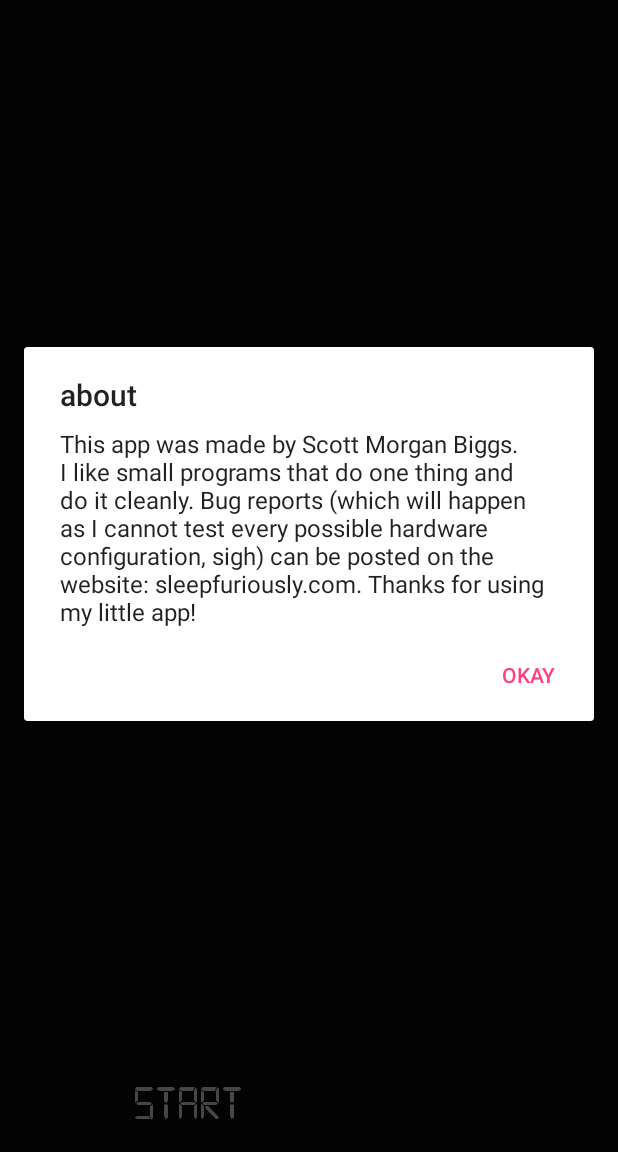
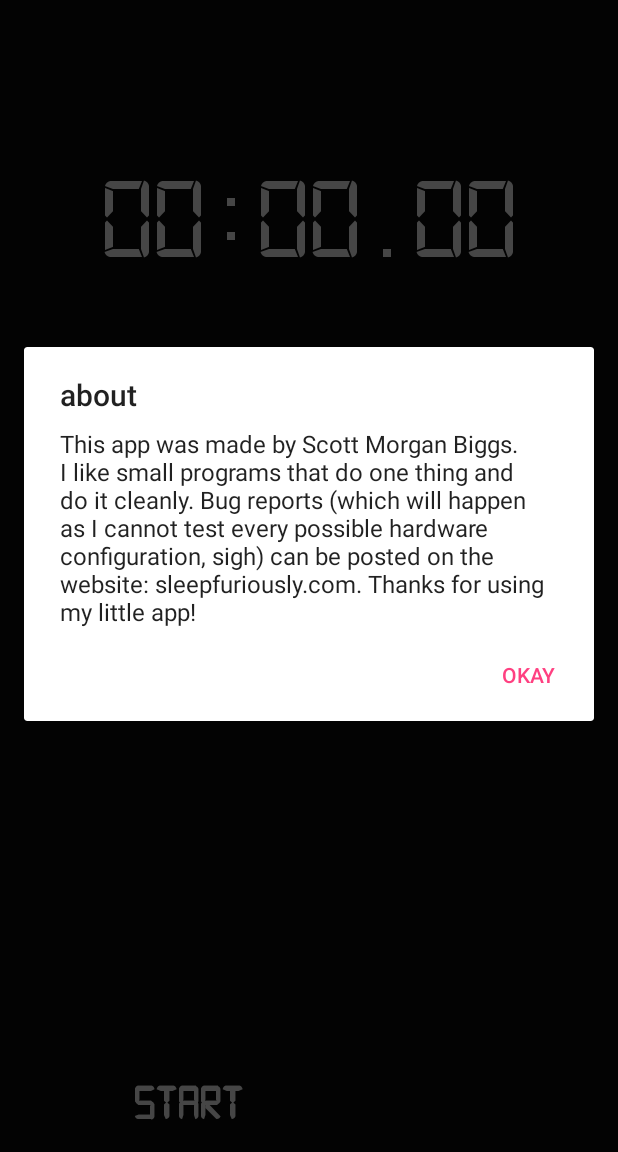
Before and after one commit to scottbiggs/stopwatch2, an Android app: the screen it shows after launch (MainActivity), in the options menu, after a tap on "about", on a phone screen of 412 x 824 dp, the part 84-1236 px from its top. Run offline under Robolectric (Android 15) with nearby library versions, the phone set to English and light mode, and no system bars; pictures from the network do not load.

Commit message:
Text now expands to fill entire width

```diff
--- a/app/src/main/java/sleepfuriously/com/biggsstopwatch2/MainActivity.java
+++ b/app/src/main/java/sleepfuriously/com/biggsstopwatch2/MainActivity.java
@@ -14,6 +14,8 @@ import android.preference.PreferenceManager;
 import android.support.v7.app.AlertDialog;
 import android.support.v7.app.AppCompatActivity;
 import android.os.Bundle;
+import android.util.DisplayMetrics;
+import android.util.Log;
 import android.view.Menu;
 import android.view.MenuItem;
 import android.view.View;
@@ -39,6 +41,9 @@ public class MainActivity extends AppCompatActivity
     private static final String PREFS_SOUND = "sound";
     private static final String PREFS_VIBRATE = "vibrate";
     private static final String PREFS_AWAKE = "awake";
+
+    /** number of chars in the counting string */
+    private static final float NUM_DISPLAY_CHARS = 8f;
 
     //-------------------------
     //  Widgets
@@ -95,6 +100,9 @@ public class MainActivity extends AppCompatActivity
     /** controls sound system */
     SoundManager m_sound_mgr;
 
+    /** Screen dimensions */
+    int mScreenWidth, mScreenHeight, mScreenDensity;
+
 
     //-------------------------
     //  Methods
@@ -113,6 +121,33 @@ public class MainActivity extends AppCompatActivity
 
         m_start_button.setOnClickListener(this);
         m_split_button.setOnClickListener(this);
+
+        // Set the font size of the displays
+        DisplayMetrics displayMetrics = getResources().getDisplayMetrics();
+        mScreenWidth = displayMetrics.widthPixels;
+        mScreenHeight = displayMetrics.heightPixels;
+        mScreenDensity = displayMetrics.densityDpi;
+        float other_density = displayMetrics.density;
+        float sp = m_display1.getTextSize();
+        Log.d(TAG, "width = " + mScreenWidth + ", height = " + mScreenHeight +
+                ", densityDpi = " + mScreenDensity + ", density = " + other_density +
+                ", sp = " + sp);
+
+        int tv_width = m_display1.getWidth();
+        int tv_height = m_display1.getHeight();
+        Log.d (TAG, "tv_width = " + tv_width + ", tv_height = " + tv_height);
+
+        // Calculating the text size.
+        //
+        // the facts:
+        //  8 monospace characters
+        //  They need to fit within mScreenWidth
+        //  so... mScreenWidth / 8 should be the pixels wide for each character
+        //
+        float textsize = ((float)mScreenWidth) / NUM_DISPLAY_CHARS;
+        m_display1.setTextSize(textsize);
+        m_display2.setTextSize(textsize * 0.65f);  // make split time a little smaller
+
 
         // Two notes:
         //	shouldn't this be in onResume?
@@ -556,6 +591,7 @@ public class MainActivity extends AppCompatActivity
                             + (seconds < 10 ? "0" + seconds : seconds)
             );
 
+
         tv.setText(str);
 
     } // update_display (milliseconds)
--- a/app/src/main/res/layout/activity_main.xml
+++ b/app/src/main/res/layout/activity_main.xml
@@ -17,6 +17,7 @@
         android:layout_marginStart="8dp"
         android:text="@string/start"
         android:textSize="@dimen/button_font_size"
+        android:textStyle="bold"
         android:textColor="@color/light_gray"
         android:background="@android:color/transparent"
         android:fontFamily="@font/digital_7_mono"
@@ -30,6 +31,7 @@
         android:layout_height="wrap_content"
         android:layout_marginEnd="8dp"
         android:textSize="@dimen/button_font_size"
+        android:textStyle="bold"
         android:textColor="@color/light_gray"
         android:background="@android:color/transparent"
         android:fontFamily="@font/digital_7_mono"
@@ -37,38 +39,36 @@
         app:layout_constraintEnd_toEndOf="parent"
         app:layout_constraintStart_toEndOf="@+id/butt_1" />
 
+    <!-- This error is in error -->
     <TextView
         android:id="@+id/tv_1"
         android:layout_width="match_parent"
         android:layout_height="wrap_content"
         android:layout_marginBottom="8dp"
-        android:layout_marginEnd="8dp"
-        android:layout_marginStart="8dp"
         android:layout_marginTop="8dp"
-        android:gravity="center_horizontal"
-        android:textColor="@color/light_gray"
         android:background="@android:color/transparent"
         android:fontFamily="@font/digital_7_mono"
+        android:gravity="center_horizontal"
         android:padding="2dp"
+        android:textColor="@color/light_gray"
         android:textSize="@dimen/min_display_font_size"
         app:layout_constraintBottom_toBottomOf="parent"
         app:layout_constraintTop_toTopOf="parent"
-        app:layout_constraintVertical_bias="0.31"
-        />
+        app:layout_constraintVertical_bias="0.15"
+        tools:layout_editor_absoluteX="8dp" />
 
     <TextView
         android:id="@+id/tv_2"
         android:layout_width="match_parent"
         android:layout_height="wrap_content"
-        android:layout_marginEnd="24dp"
-        android:layout_marginStart="24dp"
+        android:layout_marginBottom="8dp"
         android:layout_marginTop="24dp"
-        android:gravity="center_horizontal"
-        android:padding="2dp"
-        android:textColor="@color/light_gray"
         android:background="@android:color/transparent"
         android:fontFamily="@font/digital_7_mono"
+        android:gravity="center_horizontal"
+        android:textColor="@color/light_gray"
         android:textSize="@dimen/min_display_font_size"
+        app:layout_constraintBottom_toTopOf="@+id/butt_1"
         app:layout_constraintTop_toBottomOf="@+id/tv_1" />
 
 </android.support.constraint.ConstraintLayout>
--- a/app/src/main/res/values/colors.xml
+++ b/app/src/main/res/values/colors.xml
@@ -5,5 +5,7 @@
     <color name="colorAccent">#FF4081</color>
 
     <color name="almost_black">#080808</color>
+    <color name="dark_gray">#282828</color>
+    <color name="very_dark_gray">#202020</color>
     <color name="light_gray">#b0b0b0</color>
 </resources>
```
